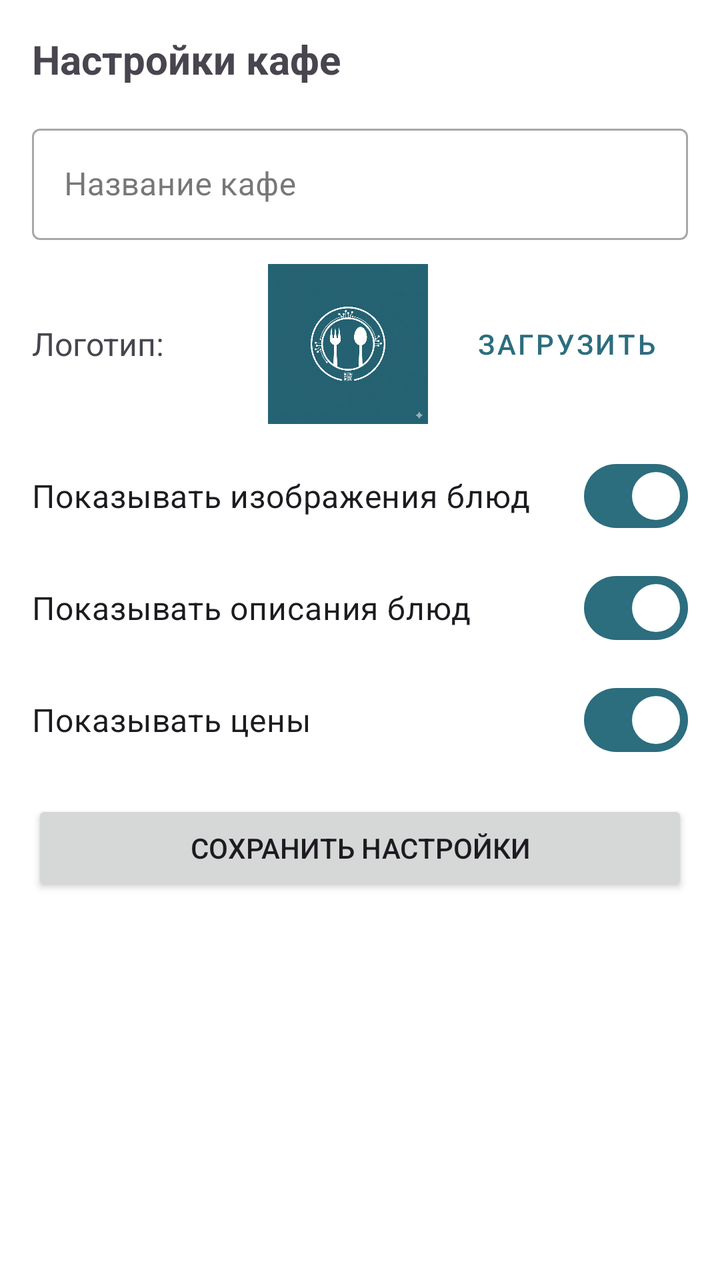
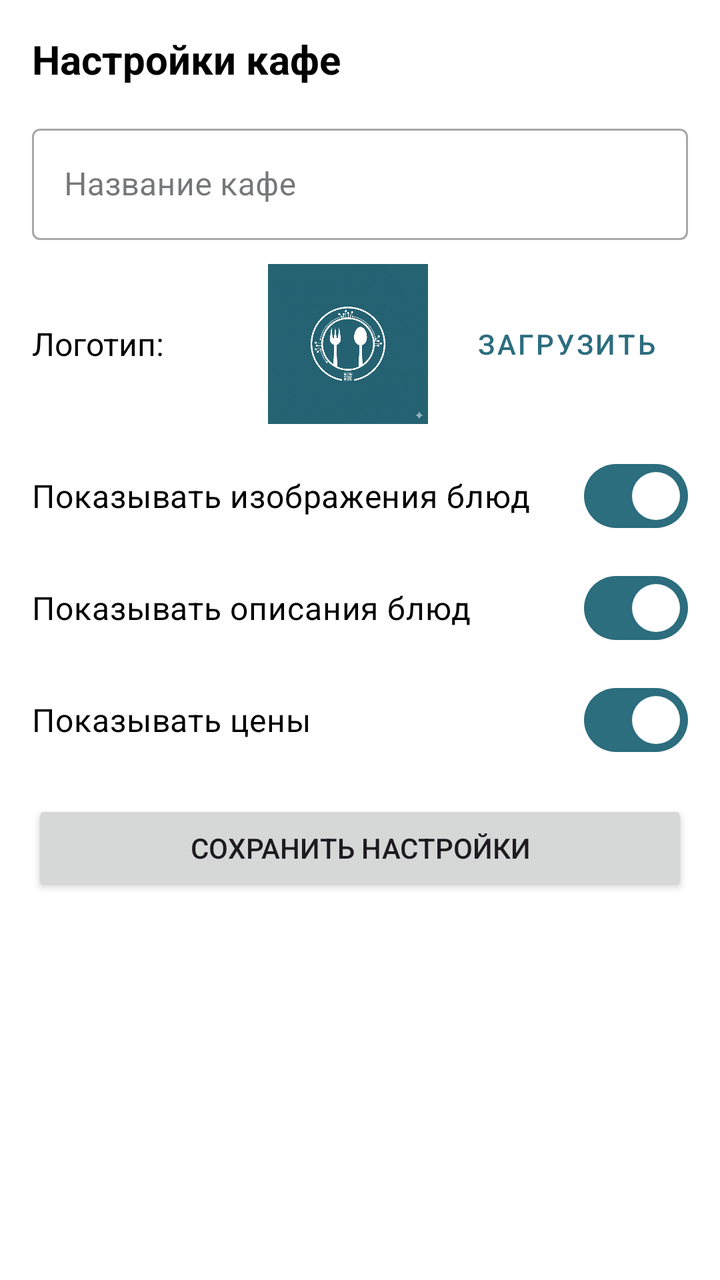

The first picture is an Android layout as it rendered before a commit; the second is the same layout after the commit. The layout source and the unified diff follow.
<!-- AndroidManifest.xml: application theme Theme.DishKit -->
<!-- res/layout/fragment_settings.xml -->
<?xml version="1.0" encoding="utf-8"?>
<ScrollView xmlns:android="http://schemas.android.com/apk/res/android"
    xmlns:app="http://schemas.android.com/apk/res-auto"
    xmlns:tools="http://schemas.android.com/tools"
    android:layout_width="match_parent"
    android:layout_height="match_parent"
    tools:context=".view.admin.SettingsFragment">

    <LinearLayout
        android:layout_width="match_parent"
        android:layout_height="wrap_content"
        android:orientation="vertical"
        android:padding="16dp">

        <TextView
            android:layout_width="match_parent"
            android:layout_height="wrap_content"
            android:text="Настройки кафе"
            android:textSize="20sp"
            android:textStyle="bold"
            android:layout_marginBottom="16dp"/>

        <com.google.android.material.textfield.TextInputLayout
            android:id="@+id/cafeNameInputLayout"
            style="@style/Widget.MaterialComponents.TextInputLayout.OutlinedBox"
            android:layout_width="match_parent"
            android:layout_height="wrap_content"
            android:hint="Название кафе"
            android:layout_marginBottom="12dp">
            <com.google.android.material.textfield.TextInputEditText
                android:id="@+id/cafeNameEditText"
                android:layout_width="match_parent"
                android:layout_height="wrap_content"
                android:inputType="textCapWords" />
        </com.google.android.material.textfield.TextInputLayout>

        <LinearLayout
            android:layout_width="match_parent"
            android:layout_height="wrap_content"
            android:orientation="horizontal"
            android:gravity="center_vertical"
            android:layout_marginBottom="12dp">
            <TextView
                android:layout_width="0dp"
                android:layout_height="wrap_content"
                android:layout_weight="1"
                android:text="Логотип:"
                android:textSize="16sp" />
            <ImageView
                android:id="@+id/logoPreviewImageView"
                android:layout_width="80dp"
                android:layout_height="80dp"
                android:scaleType="centerInside"
                android:src="@drawable/ic_logo"
                android:contentDescription="Предпросмотр логотипа"
                android:layout_marginEnd="8dp"/>
            <Button
                android:id="@+id/uploadLogoButton"
                style="@style/Widget.MaterialComponents.Button.OutlinedButton"
                android:layout_width="wrap_content"
                android:layout_height="wrap_content"
                android:text="Загрузить"/>
        </LinearLayout>

        <com.google.android.material.materialswitch.MaterialSwitch
            android:id="@+id/showImageSwitch"
            android:layout_width="match_parent"
            android:layout_height="wrap_content"
            android:text="Показывать изображения блюд"
            android:checked="true"
            android:textSize="16sp"
            android:paddingVertical="8dp"
            android:layout_marginBottom="8dp"/>

        <com.google.android.material.materialswitch.MaterialSwitch
            android:id="@+id/showDescriptionSwitch"
            android:layout_width="match_parent"
            android:layout_height="wrap_content"
            android:text="Показывать описания блюд"
            android:checked="true"
            android:textSize="16sp"
            android:paddingVertical="8dp"
            android:layout_marginBottom="8dp"/>

        <com.google.android.material.materialswitch.MaterialSwitch
            android:id="@+id/showPriceSwitch"
            android:layout_width="match_parent"
            android:layout_height="wrap_content"
            android:text="Показывать цены"
            android:checked="true"
            android:textSize="16sp"
            android:paddingVertical="8dp"
            android:layout_marginBottom="16dp"/>

        <Button
            android:id="@+id/saveSettingsButton"
            android:layout_width="match_parent"
            android:layout_height="wrap_content"
            android:text="Сохранить настройки"
            android:layout_marginBottom="16dp"/>

        <ProgressBar
            android:id="@+id/settingsProgressBar"
            android:layout_width="wrap_content"
            android:layout_height="wrap_content"
            android:layout_gravity="center"
            android:visibility="gone"/>

    </LinearLayout>
</ScrollView>
<!-- resources referenced by this layout -->
<resources>
  <style name="Theme.DishKit" parent="Base.Theme.DishKit" />
  <color name="md_theme_primary">@color/logo_primary_teal</color>
  <color name="md_theme_onPrimary">@color/logo_on_primary_white</color>
  <color name="md_theme_primaryContainer">#CCE8EF</color>
  <color name="md_theme_onPrimaryContainer">#1F4E5A</color>
  <color name="md_theme_secondary">#4D7C8A</color>
  <color name="md_theme_onSecondary">@color/white</color>
  <color name="md_theme_secondaryContainer">#D0EFF4</color>
  <color name="md_theme_onSecondaryContainer">#093C44</color>
  <color name="md_theme_background">#FFFFFF</color>
  <color name="md_theme_onBackground">#1A1C1E</color>
  <color name="md_theme_surface">#FFFFFF</color>
  <color name="md_theme_onSurface">#1A1C1E</color>
  <color name="md_theme_surfaceVariant">#EEF2F4</color>
  <color name="md_theme_onSurfaceVariant">#41474D</color>
  <color name="md_theme_outline">#D2D2D2</color>
  <color name="md_theme_outlineVariant">#EBEBEB</color>
  <color name="md_theme_error">#BA1A1A</color>
  <color name="md_theme_onError">@color/white</color>
  <color name="md_theme_errorContainer">#FFDAD6</color>
  <color name="md_theme_onErrorContainer">#410002</color>
  <color name="logo_primary_teal">#2C6D7E</color>
  <color name="logo_on_primary_white">#FFFFFF</color>
  <color name="white">#FFFFFFFF</color>
  <!-- unchanged entries left out for length: 2 -->
</resources>

<!-- the commit's change to res/layout/fragment_settings.xml (unified diff, before → after) -->
@@ -18,6 +18,7 @@
             android:text="Настройки кафе"
             android:textSize="20sp"
             android:textStyle="bold"
+            android:textColor="@color/black"
             android:layout_marginBottom="16dp"/>
 
         <com.google.android.material.textfield.TextInputLayout
@@ -31,6 +32,7 @@
                 android:id="@+id/cafeNameEditText"
                 android:layout_width="match_parent"
                 android:layout_height="wrap_content"
+                android:textColor="@color/black"
                 android:inputType="textCapWords" />
         </com.google.android.material.textfield.TextInputLayout>
 
@@ -45,6 +47,7 @@
                 android:layout_height="wrap_content"
                 android:layout_weight="1"
                 android:text="Логотип:"
+                android:textColor="@color/black"
                 android:textSize="16sp" />
             <ImageView
                 android:id="@+id/logoPreviewImageView"
@@ -69,6 +72,7 @@
             android:text="Показывать изображения блюд"
             android:checked="true"
             android:textSize="16sp"
+            android:textColor="@color/black"
             android:paddingVertical="8dp"
             android:layout_marginBottom="8dp"/>
 
@@ -79,6 +83,7 @@
             android:text="Показывать описания блюд"
             android:checked="true"
             android:textSize="16sp"
+            android:textColor="@color/black"
             android:paddingVertical="8dp"
             android:layout_marginBottom="8dp"/>
 
@@ -89,6 +94,7 @@
             android:text="Показывать цены"
             android:checked="true"
             android:textSize="16sp"
+            android:textColor="@color/black"
             android:paddingVertical="8dp"
             android:layout_marginBottom="16dp"/>
 
<!-- resource entries referenced after the edit -->
@@ -1,5 +1,6 @@
 <!-- resources referenced by this layout -->
 <resources>
+  <color name="black">#FF000000</color>
   <style name="Theme.DishKit" parent="Base.Theme.DishKit" />
   <color name="md_theme_primary">@color/logo_primary_teal</color>
   <color name="md_theme_onPrimary">@color/logo_on_primary_white</color>
